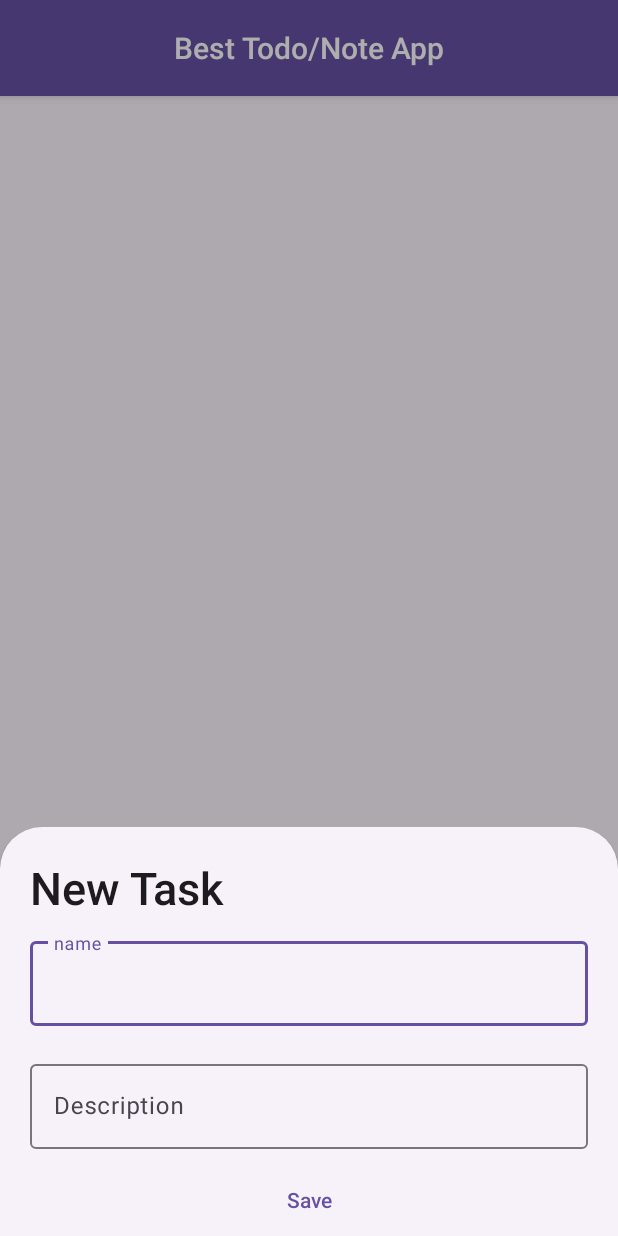
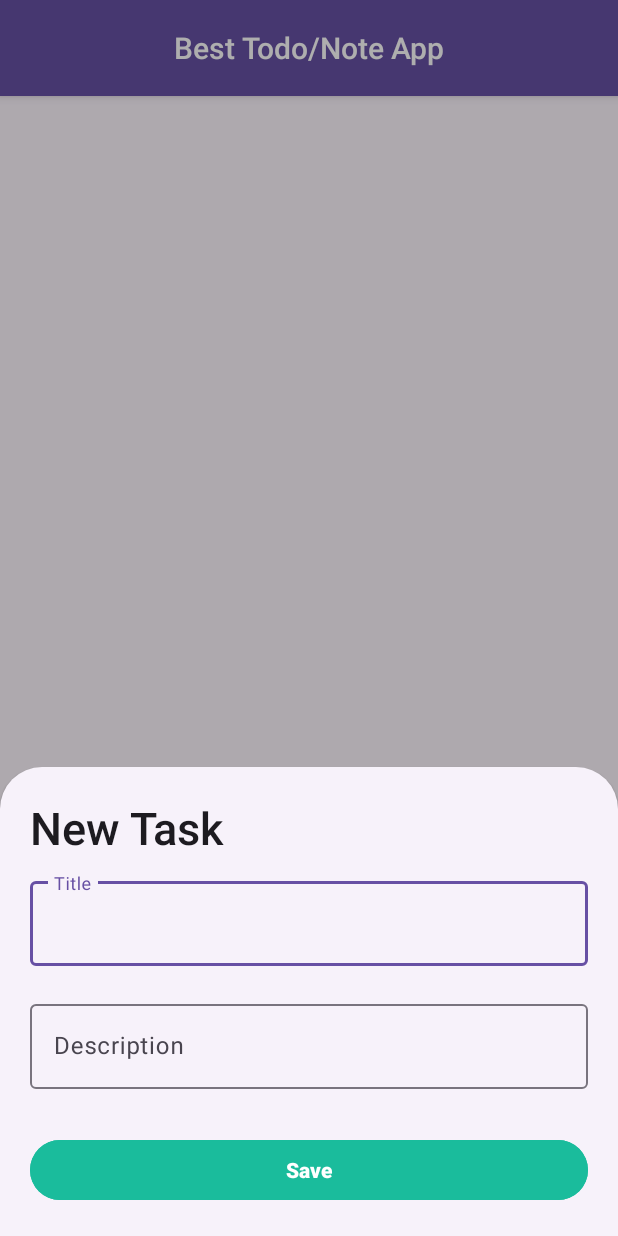
Before and after one commit to pawriwes/Module3_ToDo_Note, an Android app: the screen it shows after launch (MainActivity), after a tap on "New Task", on a phone screen of 412 x 824 dp. Run offline under Robolectric (Android 15) with nearby library versions, the phone set to English and light mode, and no system bars.

```diff
--- a/app/build.gradle.kts
+++ b/app/build.gradle.kts
@@ -1,7 +1,6 @@
 plugins {
     alias(libs.plugins.android.application)
     alias(libs.plugins.jetbrains.kotlin.android)
-    id("kotlin-kapt")
 }
 
 android {
@@ -44,16 +43,11 @@ dependencies {
     implementation(libs.androidx.core.ktx)
     implementation(libs.androidx.appcompat)
     implementation(libs.material)
-//    implementation(libs.androidx.activity)
     implementation(libs.androidx.constraintlayout)
-    implementation(libs.androidx.room.ktx)
-    kapt(libs.androidx.room.compiler)
-    annotationProcessor(libs.androidx.room.compiler)
     implementation(libs.androidx.lifecycle.livedata.ktx)
     implementation(libs.androidx.lifecycle.viewmodel.ktx)
     implementation(libs.androidx.activity.ktx)
     implementation(libs.androidx.fragment.ktx)
-    implementation(libs.androidx.room.runtime)
     testImplementation(libs.junit)
     androidTestImplementation(libs.androidx.junit)
     androidTestImplementation(libs.androidx.espresso.core)
--- /dev/null
+++ b/app/src/main/java/com/parivesh/todolist/DatabaseHandler.kt
@@ -0,0 +1,71 @@
+package com.parivesh.todolist
+
+import android.content.ContentValues
+import android.content.Context
+import android.database.sqlite.SQLiteDatabase
+import android.database.sqlite.SQLiteOpenHelper
+
+const val DB_NAME = "NotesDB"
+const val DB_VERSION = 1
+const val TABLE_NOTES = "Notes"
+const val KEY_ID = "id"
+const val KEY_TITLE = "title"
+const val KEY_DESCRIPTION = "description"
+const val KEY_IS_COMPLETED = "is_completed"
+class DatabaseHandler(context: Context) : SQLiteOpenHelper(context, DB_NAME, null, DB_VERSION) {
+    override fun onCreate(db: SQLiteDatabase?) {
+        val createTable = "CREATE TABLE $TABLE_NOTES (" +
+                "$KEY_ID TEXT PRIMARY KEY, " +
+                "$KEY_TITLE TEXT, " +
+                "$KEY_DESCRIPTION TEXT, " +
+                "$KEY_IS_COMPLETED BOOLEAN)"
+        db?.execSQL(createTable)
+    }
+
+    override fun onUpgrade(db: SQLiteDatabase?, oldVersion: Int, newVersion: Int) {
+        TODO("Not yet implemented")
+    }
+    fun insertNote(task: TaskItem) {
+        val db = writableDatabase
+        val values = ContentValues()
+        values.put(KEY_ID, task.id.toString())
+        values.put(KEY_TITLE, task.name)
+        values.put(KEY_DESCRIPTION, task.description)
+        values.put(KEY_IS_COMPLETED, task.completed)
+        db.insert(TABLE_NOTES, null, values)
+        db.close()
+    }
+    fun getAllNotes(): List<TaskItem> {
+        val notesList = ArrayList<TaskItem>()
+        val selectQuery = "SELECT * FROM $TABLE_NOTES"
+        val db = this.readableDatabase
+        val results = db.rawQuery(selectQuery, null)
+        if (results.moveToFirst()) {
+            do {
+                val task = TaskItem()
+                task.id = results.getString(results.getColumnIndex(KEY_ID))
+                task.name = results.getString(results.getColumnIndex(KEY_TITLE))
+                task.description = results.getString(results.getColumnIndex(KEY_DESCRIPTION))
+                task.completed = results.getInt(results.getColumnIndex(KEY_IS_COMPLETED)) == 1
+                notesList.add(task)
+            } while (results.moveToNext())
+        }
+        results.close()
+        db.close()
+        return notesList
+    }
+    fun updateNote(task: TaskItem) {
+        val db = writableDatabase
+        val values = ContentValues()
+        values.put(KEY_TITLE, task.name)
+        values.put(KEY_DESCRIPTION, task.description)
+        values.put(KEY_IS_COMPLETED, task.completed)
+        db.update(TABLE_NOTES, values, "$KEY_ID=?", arrayOf(task.id.toString()))
+        db.close()
+    }
+    fun deleteNote(task: TaskItem) {
+        val db = writableDatabase
+        db.delete(TABLE_NOTES, "$KEY_ID=?", arrayOf(task.id.toString()))
+        db.close()
+    }
+}
--- a/app/src/main/java/com/parivesh/todolist/MainActivity.kt
+++ b/app/src/main/java/com/parivesh/todolist/MainActivity.kt
@@ -1,11 +1,8 @@
 package com.parivesh.todolist
 
 import android.os.Bundle
-import android.util.Log
 import androidx.activity.enableEdgeToEdge
 import androidx.appcompat.app.AppCompatActivity
-import androidx.core.view.ViewCompat
-import androidx.core.view.WindowInsetsCompat
 import androidx.lifecycle.ViewModelProvider
 import androidx.recyclerview.widget.LinearLayoutManager
 import com.parivesh.todolist.databinding.ActivityMainBinding
@@ -25,9 +22,14 @@ class MainActivity : AppCompatActivity(), TaskItemClickListner, TaskChangeListen
             NewTaskSheet(null).show(supportFragmentManager, "newTaskTag")
         }
         setRecyclerView()
+        loadDataFromDatabase()
 
     }
-
+    private fun loadDataFromDatabase() {
+        val db = DatabaseHandler(this)
+        val taskItems = db.getAllNotes()
+        taskViewModel.taskItems.value = taskItems
+    }
     private fun setRecyclerView() {
         adapter = TaskItemAdapter(emptyList(), this)
         binding.recyclerView.layoutManager = LinearLayoutManager(applicationContext)
--- a/app/src/main/java/com/parivesh/todolist/TaskAdapter.kt
+++ b/app/src/main/java/com/parivesh/todolist/TaskAdapter.kt
@@ -18,7 +18,8 @@ class TaskItemAdapter(
     override fun onCreateViewHolder(parent: ViewGroup, viewType: Int): TaskItemViewHolder {
         val inflater = LayoutInflater.from(parent.context)
         val binding = TaskItemCellBinding.inflate(inflater, parent, false)
-        return TaskItemViewHolder(parent.context, binding, clickListener)
+        val dbHelper = DatabaseHandler(parent.context)
+        return TaskItemViewHolder(parent.context, binding, clickListener, dbHelper)
     }
 
     override fun getItemCount(): Int = tasks.size
--- a/app/src/main/java/com/parivesh/todolist/TaskItem.kt
+++ b/app/src/main/java/com/parivesh/todolist/TaskItem.kt
@@ -3,10 +3,10 @@ package com.parivesh.todolist
 import java.util.UUID
 
 class TaskItem (
-    var name: String,
-    var description: String,
+    var name: String = "",
+    var description: String = "",
     var completed: Boolean = false,
-    var id: UUID = UUID.randomUUID()
+    var id: String = UUID.randomUUID().toString()
 ){
     fun isCompleted() = completed
     fun iconResource(): Int = if (completed) R.drawable.checked else R.drawable.unchecked
--- a/app/src/main/res/layout/fragment_new_task_sheet.xml
+++ b/app/src/main/res/layout/fragment_new_task_sheet.xml
@@ -1,13 +1,12 @@
 <?xml version="1.0" encoding="utf-8"?>
-<LinearLayout
-    android:orientation="vertical"
+<LinearLayout android:orientation="vertical"
     xmlns:tools="http://schemas.android.com/tools"
     android:layout_width="match_parent"
     android:layout_height="wrap_content"
     tools:context=".NewTaskSheet"
-    xmlns:android="http://schemas.android.com/apk/res/android">
+    xmlns:android="http://schemas.android.com/apk/res/android"
+    xmlns:app="http://schemas.android.com/apk/res-auto">
 
-    <!-- TODO: Update blank fragment layout -->
     <TextView
         android:id="@+id/title"
         android:layout_width="wrap_content"
@@ -29,7 +28,7 @@
             android:layout_width="match_parent"
             android:layout_height="match_parent"
             android:id="@+id/name"
-            android:hint="name" />
+            android:hint="Title" />
     </com.google.android.material.textfield.TextInputLayout>
     <com.google.android.material.textfield.TextInputLayout
         android:layout_width="match_parent"
@@ -51,5 +50,25 @@
         android:layout_gravity="center"
         android:layout_marginHorizontal="20dp"
         android:text="Save"
+        android:layout_margin="20dp"
+        android:backgroundTint="#1ABC9C"
+        android:padding="5dp"
+        android:textStyle="bold"
+        android:textColor="?colorOnPrimary"
+        />
+    <com.google.android.material.button.MaterialButton
+        android:id="@+id/deleteBtn"
+        android:layout_width="match_parent"
+        android:layout_height="wrap_content"
+        android:layout_gravity="center"
+        android:layout_marginHorizontal="20dp"
+        android:text="Delete"
+        android:layout_marginBottom="20dp"
+        android:layout_marginStart="20dp"
+        android:layout_marginEnd="20dp"
+        android:backgroundTint="#EF5350"
+        android:padding="5dp"
+        android:textStyle="bold"
+        android:textColor="?colorOnPrimary"
         />
 </LinearLayout>
```
Also changed, not shown: app/src/main/java/com/parivesh/todolist/NewTaskSheet.kt (+15 -11 lines), app/src/main/java/com/parivesh/todolist/TaskDBViewHolder.kt (added, +34 -0 lines), app/src/main/java/com/parivesh/todolist/TaskItemViewHolder.kt (+26 -6 lines), app/src/main/java/com/parivesh/todolist/TaskViewModel.kt (+21 -10 lines).
